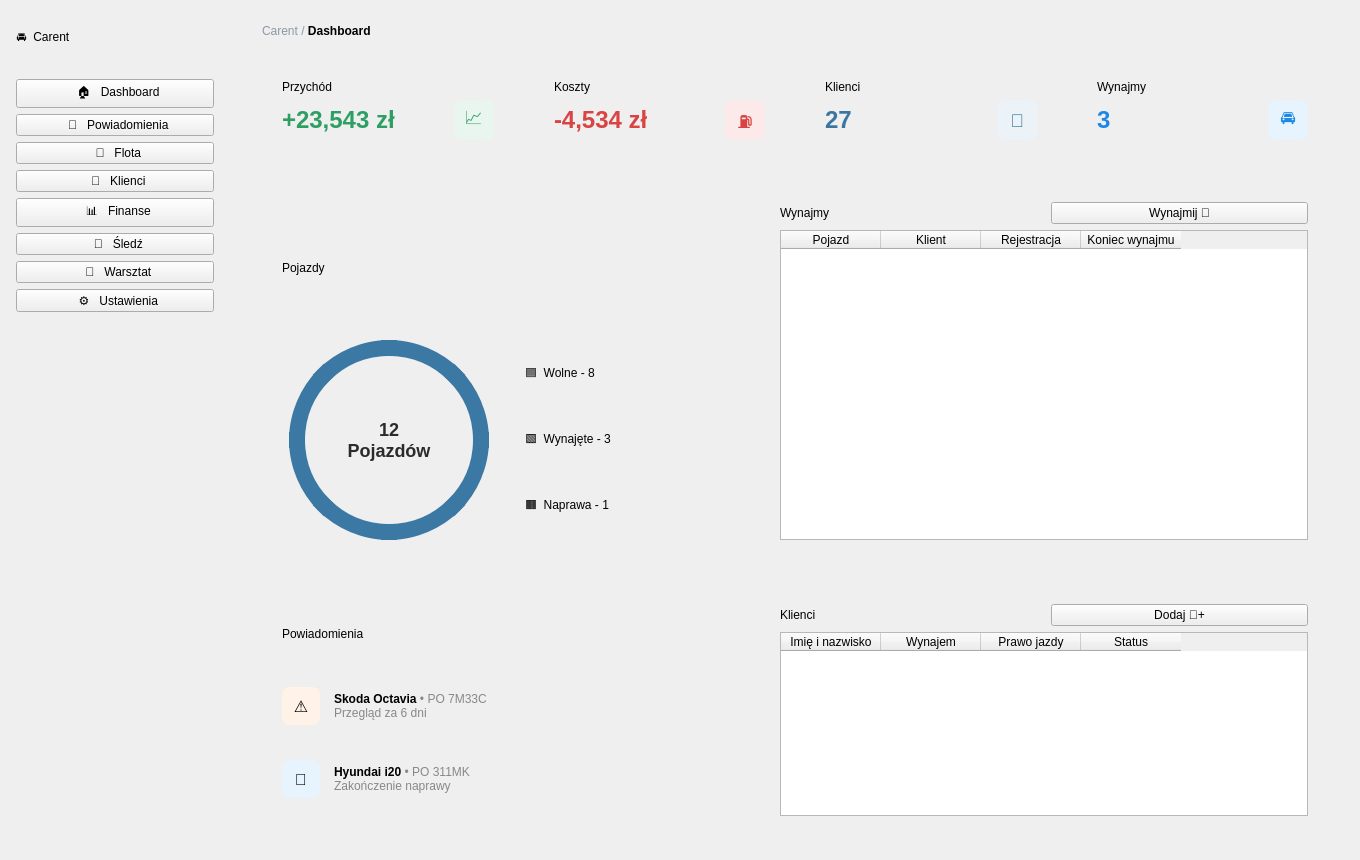
Old version of the form src/ui/dashboard/dashboard.ui in the repository lumiaczek/carent.
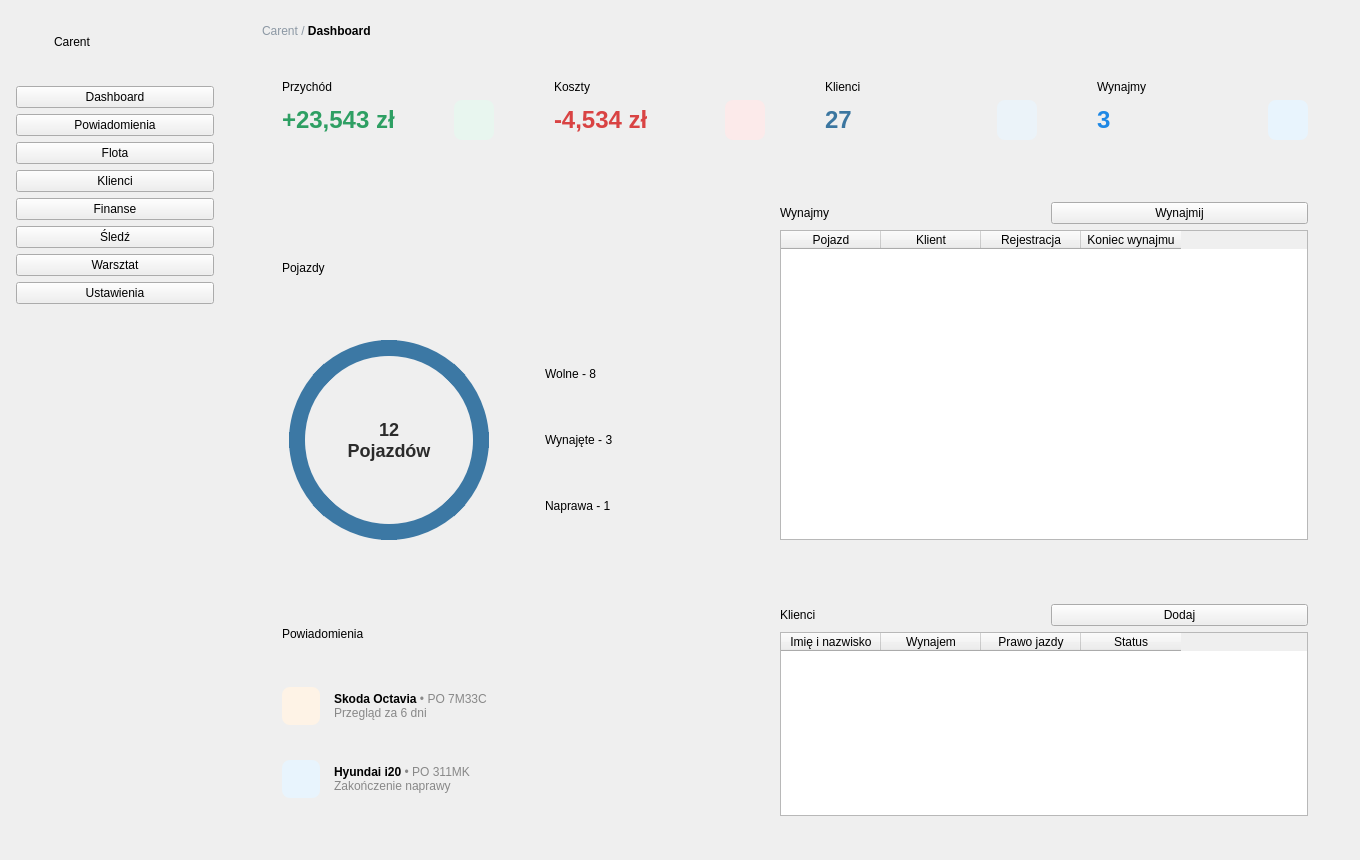
New version of the form. Icons and pictures are not drawn.

```diff
--- a/src/ui/dashboard/dashboard.ui
+++ b/src/ui/dashboard/dashboard.ui
@@ -62,11 +62,47 @@
         <number>24</number>
        </property>
        <item>
-        <widget class="QLabel" name="LogoLabel">
-         <property name="text">
-          <string>🚘  Carent</string>
+        <layout class="QHBoxLayout" name="logoLayout">
+         <property name="spacing">
+          <number>10</number>
          </property>
-        </widget>
+         <item>
+          <widget class="QLabel" name="LogoIcon">
+           <property name="minimumSize">
+            <size>
+             <width>28</width>
+             <height>28</height>
+            </size>
+           </property>
+           <property name="maximumSize">
+            <size>
+             <width>28</width>
+             <height>28</height>
+            </size>
+           </property>
+           <property name="pixmap">
+            <pixmap resource="resources.qrc">:/icons/car-logo.svg</pixmap>
+           </property>
+           <property name="scaledContents">
+            <bool>true</bool>
+           </property>
+          </widget>
+         </item>
+         <item>
+          <widget class="QLabel" name="LogoLabel">
+           <property name="text">
+            <string>Carent</string>
+           </property>
+          </widget>
+         </item>
+         <item>
+          <spacer name="logoRightSpacer">
+           <property name="orientation">
+            <enum>Qt::Horizontal</enum>
+           </property>
+          </spacer>
+         </item>
+        </layout>
        </item>
        <item>
         <spacer name="logoSpacer">
@@ -87,7 +123,17 @@
        <item>
         <widget class="QPushButton" name="btnDashboard">
          <property name="text">
-          <string>  🏠   Dashboard</string>
+          <string>Dashboard</string>
+         </property>
+         <property name="icon">
+          <iconset resource="resources.qrc">
+           <normaloff>:/icons/dashboard.svg</normaloff>:/icons/dashboard.svg</iconset>
+         </property>
+         <property name="iconSize">
+          <size>
+           <width>18</width>
+           <height>18</height>
+          </size>
          </property>
          <property name="cssClass" stdset="0">
           <string>NavButton</string>
@@ -100,7 +146,17 @@
        <item>
         <widget class="QPushButton" name="btnNotifications">
          <property name="text">
-          <string>  🔔   Powiadomienia</string>
+          <string>Powiadomienia</string>
+         </property>
+         <property name="icon">
+          <iconset resource="resources.qrc">
+           <normaloff>:/icons/bell.svg</normaloff>:/icons/bell.svg</iconset>
+         </property>
+         <property name="iconSize">
+          <size>
+           <width>18</width>
+           <height>18</height>
+          </size>
          </property>
          <property name="cssClass" stdset="0">
           <string>NavButton</string>
@@ -110,7 +166,17 @@
        <item>
         <widget class="QPushButton" name="btnFleet">
          <property name="text">
-          <string>  🚗   Flota</string>
+          <string>Flota</string>
+         </property>
+         <property name="icon">
+          <iconset resource="resources.qrc">
+           <normaloff>:/icons/car-front.svg</normaloff>:/icons/car-front.svg</iconset>
+         </property>
+         <property name="iconSize">
+          <size>
+           <width>18</width>
+           <height>18</height>
+          </size>
          </property>
          <property name="cssClass" stdset="0">
           <string>NavButton</string>
@@ -120,7 +186,17 @@
        <item>
         <widget class="QPushButton" name="btnClients">
          <property name="text">
-          <string>  👤   Klienci</string>
+          <string>Klienci</string>
+         </property>
+         <property name="icon">
+          <iconset resource="resources.qrc">
+           <normaloff>:/icons/user.svg</normaloff>:/icons/user.svg</iconset>
+         </property>
+         <property name="iconSize">
+          <size>
+           <width>18</width>
+           <height>18</height>
+          </size>
          </property>
          <property name="cssClass" stdset="0">
           <string>NavButton</string>
@@ -130,7 +206,17 @@
        <item>
         <widget class="QPushButton" name="btnFinance">
          <property name="text">
-          <string>  📊   Finanse</string>
+          <string>Finanse</string>
+         </property>
+         <property name="icon">
+          <iconset resource="resources.qrc">
+           <normaloff>:/icons/chart.svg</normaloff>:/icons/chart.svg</iconset>
+         </property>
+         <property name="iconSize">
+          <size>
+           <width>18</width>
+           <height>18</height>
+          </size>
          </property>
          <property name="cssClass" stdset="0">
           <string>NavButton</string>
@@ -140,7 +226,17 @@
        <item>
         <widget class="QPushButton" name="btnTrack">
          <property name="text">
-          <string>  📍   Śledź</string>
+          <string>Śledź</string>
+         </property>
+         <property name="icon">
+          <iconset resource="resources.qrc">
+           <normaloff>:/icons/map-pin.svg</normaloff>:/icons/map-pin.svg</iconset>
+         </property>
+         <property name="iconSize">
+          <size>
+           <width>18</width>
+           <height>18</height>
+          </size>
          </property>
          <property name="cssClass" stdset="0">
           <string>NavButton</string>
@@ -150,7 +246,17 @@
        <item>
         <widget class="QPushButton" name="btnWorkshop">
          <property name="text">
-          <string>  🔧   Warsztat</string>
+          <string>Warsztat</string>
+         </property>
+         <property name="icon">
+          <iconset resource="resources.qrc">
+           <normaloff>:/icons/wrench.svg</normaloff>:/icons/wrench.svg</iconset>
+         </property>
+         <property name="iconSize">
+          <size>
+           <width>18</width>
+           <height>18</height>
+          </size>
          </property>
          <property name="cssClass" stdset="0">
           <string>NavButton</string>
@@ -160,7 +266,17 @@
        <item>
         <widget class="QPushButton" name="btnSettings">
          <property name="text">
-          <string>  ⚙️   Ustawienia</string>
+          <string>Ustawienia</string>
+         </property>
+         <property name="icon">
+          <iconset resource="resources.qrc">
+           <normaloff>:/icons/settings.svg</normaloff>:/icons/settings.svg</iconset>
+         </property>
+         <property name="iconSize">
+          <size>
+           <width>18</width>
+           <height>18</height>
+          </size>
          </property>
          <property name="cssClass" stdset="0">
           <string>NavButton</string>
@@ -250,8 +366,9 @@
                 <property name="minimumSize"><size><width>40</width><height>40</height></size></property>
                 <property name="maximumSize"><size><width>40</width><height>40</height></size></property>
                 <property name="alignment"><set>Qt::AlignCenter</set></property>
-                <property name="text"><string>📈</string></property>
-                <property name="styleSheet"><string>background-color: #e8f6ef; color: #2e9f63; border-radius: 8px; font-size: 18px;</string></property>
+                <property name="pixmap"><pixmap resource="resources.qrc">:/icons/trend-up.svg</pixmap></property>
+                <property name="scaledContents"><bool>false</bool></property>
+                <property name="styleSheet"><string>background-color: #e8f6ef; border-radius: 8px; padding: 9px;</string></property>
                </widget>
               </item>
              </layout>
@@ -292,8 +409,9 @@
                 <property name="minimumSize"><size><width>40</width><height>40</height></size></property>
                 <property name="maximumSize"><size><width>40</width><height>40</height></size></property>
                 <property name="alignment"><set>Qt::AlignCenter</set></property>
-                <property name="text"><string>⛽</string></property>
-                <property name="styleSheet"><string>background-color: #fceaea; color: #d94343; border-radius: 8px; font-size: 18px;</string></property>
+                <property name="pixmap"><pixmap resource="resources.qrc">:/icons/fuel.svg</pixmap></property>
+                <property name="scaledContents"><bool>false</bool></property>
+                <property name="styleSheet"><string>background-color: #fceaea; border-radius: 8px; padding: 9px;</string></property>
                </widget>
               </item>
              </layout>
@@ -334,8 +452,9 @@
                 <property name="minimumSize"><size><width>40</width><height>40</height></size></property>
                 <property name="maximumSize"><size><width>40</width><height>40</height></size></property>
                 <property name="alignment"><set>Qt::AlignCenter</set></property>
-                <property name="text"><string>👤</string></property>
-                <property name="styleSheet"><string>background-color: #ebf3f9; color: #3b76a0; border-radius: 8px; font-size: 18px;</string></property>
+                <property name="pixmap"><pixmap resource="resources.qrc">:/icons/user.svg</pixmap></property>
+                <property name="scaledContents"><bool>false</bool></property>
+                <property name="styleSheet"><string>background-color: #ebf3f9; border-radius: 8px; padding: 9px;</string></property>
                </widget>
               </item>
              </layout>
@@ -376,8 +495,9 @@
                 <property name="minimumSize"><size><width>40</width><height>40</height></size></property>
                 <property name="maximumSize"><size><width>40</width><height>40</height></size></property>
                 <property name="alignment"><set>Qt::AlignCenter</set></property>
-                <property name="text"><string>🚘</string></property>
-                <property name="styleSheet"><string>background-color: #e8f4fd; color: #1e88e5; border-radius: 8px; font-size: 18px;</string></property>
+                <property name="pixmap"><pixmap resource="resources.qrc">:/icons/car-front.svg</pixmap></property>
+                <property name="scaledContents"><bool>false</bool></property>
+                <property name="styleSheet"><string>background-color: #e8f4fd; border-radius: 8px; padding: 9px;</string></property>
                </widget>
               </item>
              </layout>
@@ -439,13 +559,46 @@
                  <spacer name="spLegTop"><property name="orientation"><enum>Qt::Vertical</enum></property></spacer>
                 </item>
                 <item>
-                 <widget class="QLabel" name="legFree"><property name="text"><string>🟦  Wolne - 8</string></property></widget>
+                 <layout class="QHBoxLayout" name="legRowFree">
+                  <property name="spacing"><number>8</number></property>
+                  <item>
+                   <widget class="QLabel" name="legDotFree">
+                    <property name="minimumSize"><size><width>12</width><height>12</height></size></property>
+                    <property name="maximumSize"><size><width>12</width><height>12</height></size></property>
+                    <property name="pixmap"><pixmap resource="resources.qrc">:/icons/dot-blue.svg</pixmap></property>
+                    <property name="scaledContents"><bool>true</bool></property>
+                   </widget>
+                  </item>
+                  <item><widget class="QLabel" name="legFree"><property name="text"><string>Wolne - 8</string></property></widget></item>
+                 </layout>
                 </item>
                 <item>
-                 <widget class="QLabel" name="legRented"><property name="text"><string>🟩  Wynajęte - 3</string></property></widget>
+                 <layout class="QHBoxLayout" name="legRowRented">
+                  <property name="spacing"><number>8</number></property>
+                  <item>
+                   <widget class="QLabel" name="legDotRented">
+                    <property name="minimumSize"><size><width>12</width><height>12</height></size></property>
+                    <property name="maximumSize"><size><width>12</width><height>12</height></size></property>
+                    <property name="pixmap"><pixmap resource="resources.qrc">:/icons/dot-green.svg</pixmap></property>
+                    <property name="scaledContents"><bool>true</bool></property>
+                   </widget>
+                  </item>
+                  <item><widget class="QLabel" name="legRented"><property name="text"><string>Wynajęte - 3</string></property></widget></item>
+                 </layout>
                 </item>
                 <item>
-                 <widget class="QLabel" name="legRepair"><property name="text"><string>🟧  Naprawa - 1</string></property></widget>
+                 <layout class="QHBoxLayout" name="legRowRepair">
+                  <property name="spacing"><number>8</number></property>
+                  <item>
+                   <widget class="QLabel" name="legDotRepair">
+                    <property name="minimumSize"><size><width>12</width><height>12</height></size></property>
+                    <property name="maximumSize"><size><width>12</width><height>12</height></size></property>
+                    <property name="pixmap"><pixmap resource="resources.qrc">:/icons/dot-orange.svg</pixmap></property>
+                    <property name="scaledContents"><bool>true</bool></property>
+                   </widget>
+                  </item>
+                  <item><widget class="QLabel" name="legRepair"><property name="text"><string>Naprawa - 1</string></property></widget></item>
+                 </layout>
                 </item>
                 <item>
                  <spacer name="spLegBot"><property name="orientation"><enum>Qt::Vertical</enum></property></spacer>
@@ -484,7 +637,17 @@
               </item>
               <item>
                <widget class="QPushButton" name="ActionBtnBlue">
-                <property name="text"><string>Wynajmij 🔑</string></property>
+                <property name="text"><string>Wynajmij</string></property>
+                <property name="icon">
+                 <iconset resource="resources.qrc">
+                  <normaloff>:/icons/key-square.svg</normaloff>:/icons/key-square.svg</iconset>
+                </property>
+                <property name="iconSize">
+                 <size>
+                  <width>16</width>
+                  <height>16</height>
+                 </size>
+                </property>
                </widget>
               </item>
              </layout>
@@ -525,8 +688,9 @@
                 <property name="minimumSize"><size><width>38</width><height>38</height></size></property>
                 <property name="maximumSize"><size><width>38</width><height>38</height></size></property>
                 <property name="alignment"><set>Qt::AlignCenter</set></property>
-                <property name="text"><string>⚠️</string></property>
-                <property name="styleSheet"><string>background: #fef3e6; border-radius: 8px; font-size: 16px;</string></property>
+                <property name="pixmap"><pixmap resource="resources.qrc">:/icons/warning.svg</pixmap></property>
+                <property name="scaledContents"><bool>false</bool></property>
+                <property name="styleSheet"><string>background: #fef3e6; border-radius: 8px; padding: 9px;</string></property>
                </widget>
               </item>
               <item>
@@ -543,8 +707,9 @@
                 <property name="minimumSize"><size><width>38</width><height>38</height></size></property>
                 <property name="maximumSize"><size><width>38</width><height>38</height></size></property>
                 <property name="alignment"><set>Qt::AlignCenter</set></property>
-                <property name="text"><string>🔔</string></property>
-                <property name="styleSheet"><string>background: #e8f4fd; border-radius: 8px; font-size: 16px;</string></property>
+                <property name="pixmap"><pixmap resource="resources.qrc">:/icons/bell.svg</pixmap></property>
+                <property name="scaledContents"><bool>false</bool></property>
+                <property name="styleSheet"><string>background: #e8f4fd; border-radius: 8px; padding: 9px;</string></property>
                </widget>
               </item>
               <item>
@@ -584,7 +749,17 @@
               </item>
               <item>
                <widget class="QPushButton" name="ActionBtnGreen">
-                <property name="text"><string>Dodaj 👤+</string></property>
+                <property name="text"><string>Dodaj</string></property>
+                <property name="icon">
+                 <iconset resource="resources.qrc">
+                  <normaloff>:/icons/user-add.svg</normaloff>:/icons/user-add.svg</iconset>
+                </property>
+                <property name="iconSize">
+                 <size>
+                  <width>16</width>
+                  <height>16</height>
+                 </size>
+                </property>
                </widget>
               </item>
              </layout>
```
Left out of the diff: 13 changed lines with no effect on the pictures.
